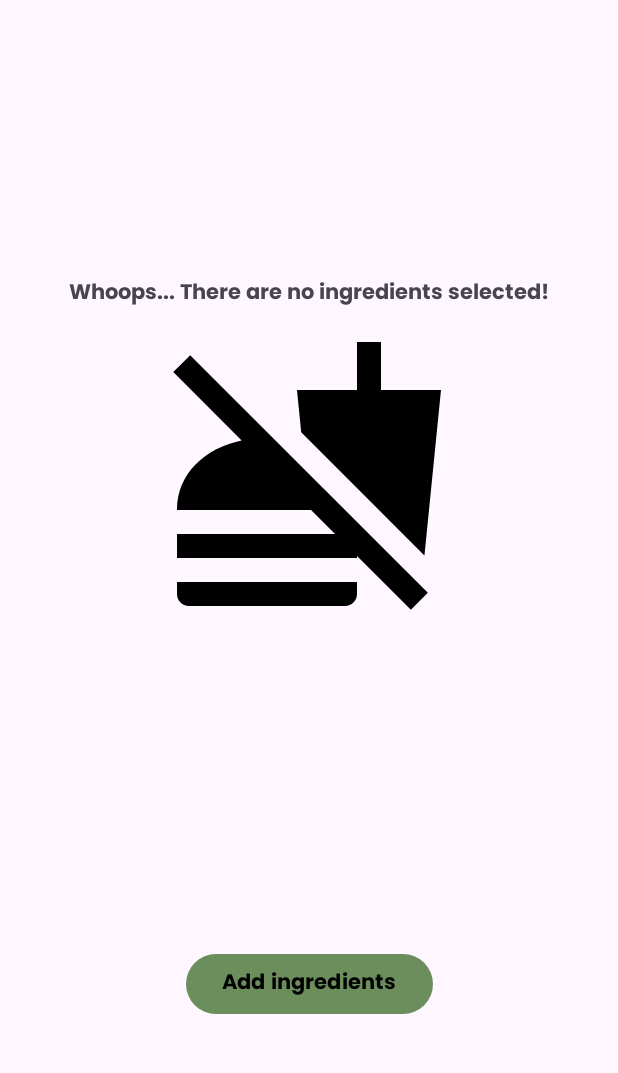
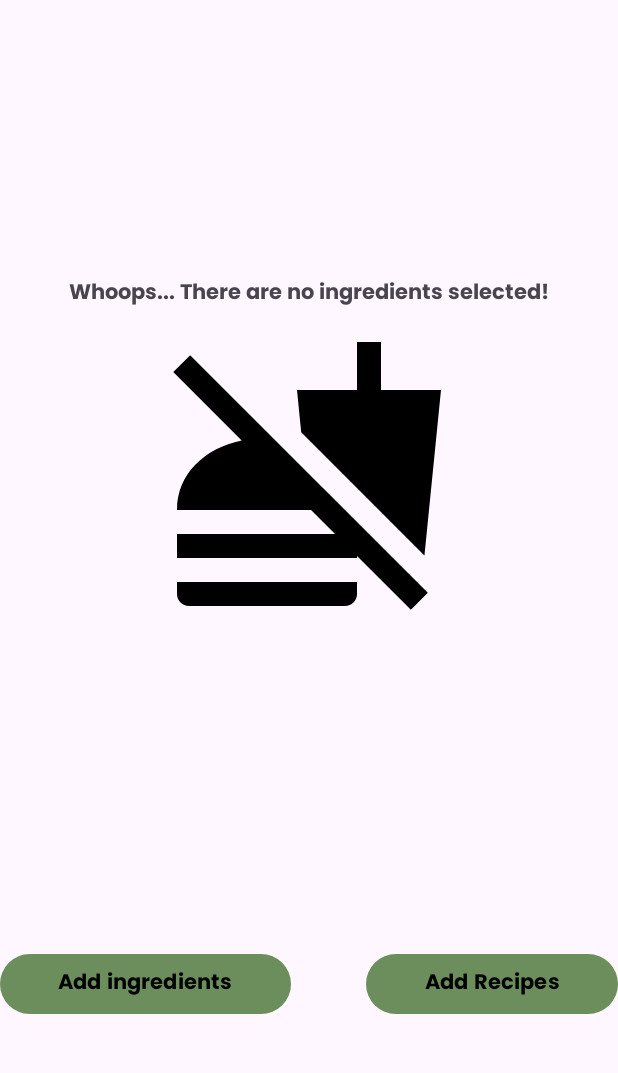
Before and after one commit to CazaceanuOctavian/pizzaTime, an Android app: the screen it shows after launch (MainActivity), on a phone screen of 412 x 824 dp, the part 96-1169 px from its top. Run offline under Robolectric (Android 15) with nearby library versions, the phone set to English and light mode, and no system bars.

Commit message:
finished recipe flux

```diff
--- a/app/src/main/res/layout/activity_add_recipe_form.xml
+++ b/app/src/main/res/layout/activity_add_recipe_form.xml
@@ -80,8 +80,8 @@
         app:layout_constraintTop_toBottomOf="@+id/dulica_georgiana_denisa_tv"
         app:layout_constraintStart_toStartOf="parent"
         android:layout_marginStart="8dp"
-        >
-
+        android:textAlignment="center"
+        android:text="No ingredients have been added yet!">
     </TextView>
 
     <com.google.android.material.textfield.TextInputLayout
--- a/app/src/main/res/layout/activity_main.xml
+++ b/app/src/main/res/layout/activity_main.xml
@@ -29,7 +29,7 @@
                 <androidx.appcompat.widget.Toolbar
                     android:id="@+id/cazaceanu_octavian_main_toolbar"
                     android:layout_width="match_parent"
-                    android:layout_height="?attr/actionBarSize"
+                    android:layout_height="match_parent"
                     android:background="?attr/colorPrimary"
                     android:theme="@style/ThemeOverlay.AppCompat.Dark.ActionBar" />
             </com.google.android.material.appbar.AppBarLayout>
@@ -47,7 +47,7 @@
             <ImageView
                 android:id="@+id/cazaceanu_octavian_no_food_icon"
                 app:layout_constraintTop_toBottomOf="@id/cazaceanu_octavian_main_appbar_layout"
-                app:layout_constraintBottom_toTopOf="@+id/main_activity_launch_recipe_list_btn"
+                app:layout_constraintBottom_toTopOf="@+id/cazaceanu_octavian_main_add_buttons"
                 android:layout_width="match_parent"
                 android:layout_height="wrap_content"
                 android:src="@drawable/baseline_no_food_24"/>
@@ -67,10 +67,9 @@
                 android:layout_width="match_parent"
                 android:layout_height="wrap_content"
                 android:layout_marginTop="20dp"
-                app:layout_constraintBottom_toTopOf="@id/main_activity_launch_recipe_list_btn"
+                app:layout_constraintBottom_toTopOf="@id/cazaceanu_octavian_main_add_buttons"
                 app:layout_constraintTop_toBottomOf="@id/cazaceanu_octavian_main_appbar_layout"
                 app:layout_constraintVertical_bias="0.9">
-
 
                 <LinearLayout
                     android:id="@+id/cazaceanu_octavian_buttonContainer"
@@ -80,6 +79,15 @@
 
             </HorizontalScrollView>
 
+            <LinearLayout
+                android:id="@+id/cazaceanu_octavian_main_add_buttons"
+                app:layout_constraintBottom_toBottomOf="parent"
+                app:layout_constraintStart_toStartOf="parent"
+                app:layout_constraintEnd_toEndOf="parent"
+                android:layout_width="match_parent"
+                android:layout_height="wrap_content"
+                android:orientation="horizontal">
+
                 <Button
                     android:id="@+id/main_activity_launch_recipe_list_btn"
                     android:layout_width="wrap_content"
@@ -88,9 +96,20 @@
                     android:lines="1"
                     android:text="@string/main_btn_add_ingredients"
                     android:textColor="@color/black"
-                app:layout_constraintBottom_toBottomOf="parent"
-                app:layout_constraintEnd_toEndOf="parent"
-                app:layout_constraintStart_toStartOf="parent"/>
+                    android:layout_weight="1"/>
+
+                <Button
+                    android:id="@+id/cazaceanu_octavian_add_recipe_button"
+                    android:layout_width="wrap_content"
+                    android:layout_height="wrap_content"
+                    android:layout_marginBottom="80dp"
+                    android:lines="1"
+                    android:text="@string/add_recipes"
+                    android:textColor="@color/black"
+                    android:layout_marginStart="50dp"
+                    android:layout_weight="1"/>
+
+            </LinearLayout>
 
         </androidx.constraintlayout.widget.ConstraintLayout>
 
--- a/app/src/main/res/values/strings.xml
+++ b/app/src/main/res/values/strings.xml
@@ -66,4 +66,5 @@
     <string name="activity_most_viewed_most_viewed_recipes">Most Viewed</string>
     <string name="most_viewed_activity_sorted_by_views">Views</string>
     <string name="most_viewed_activity_sorted_by_rating">Rating</string>
+    <string name="add_recipes">Add Recipes</string>
 </resources>
```
Also changed, not shown: app/src/main/java/com/example/proiect_dam_retete/AddRecipeFormActivity.java (+27 -17 lines), app/src/main/java/com/example/proiect_dam_retete/MainActivity.java (+21 -3 lines). Lines whose indentation alone changed are shown as unchanged.
